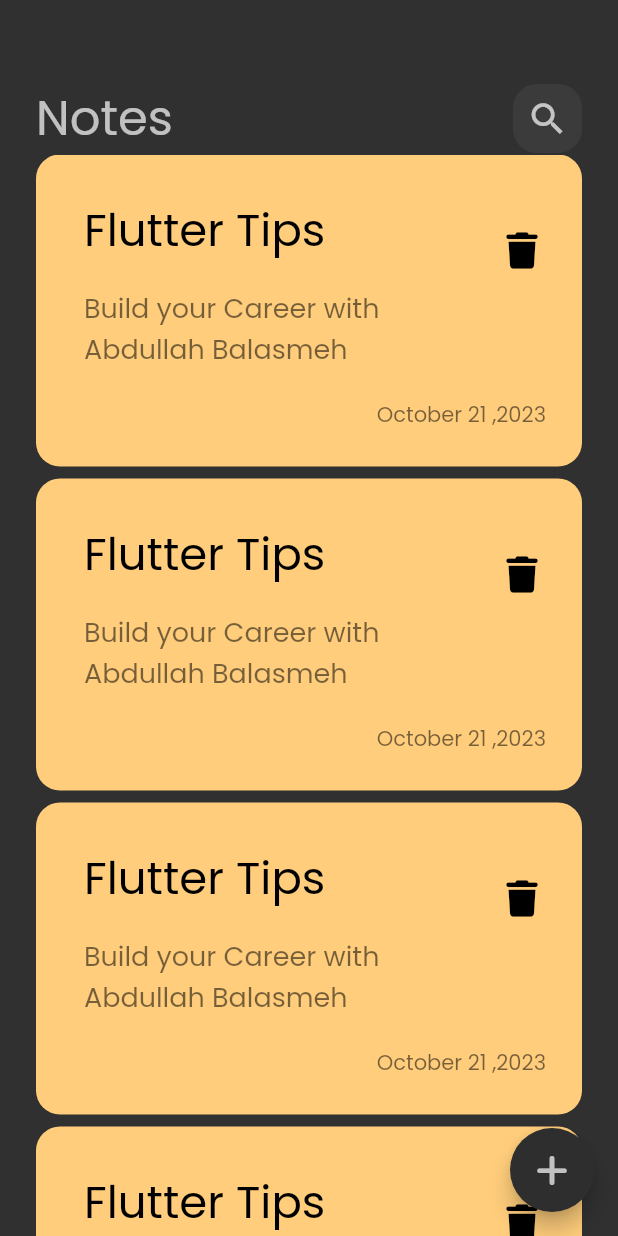
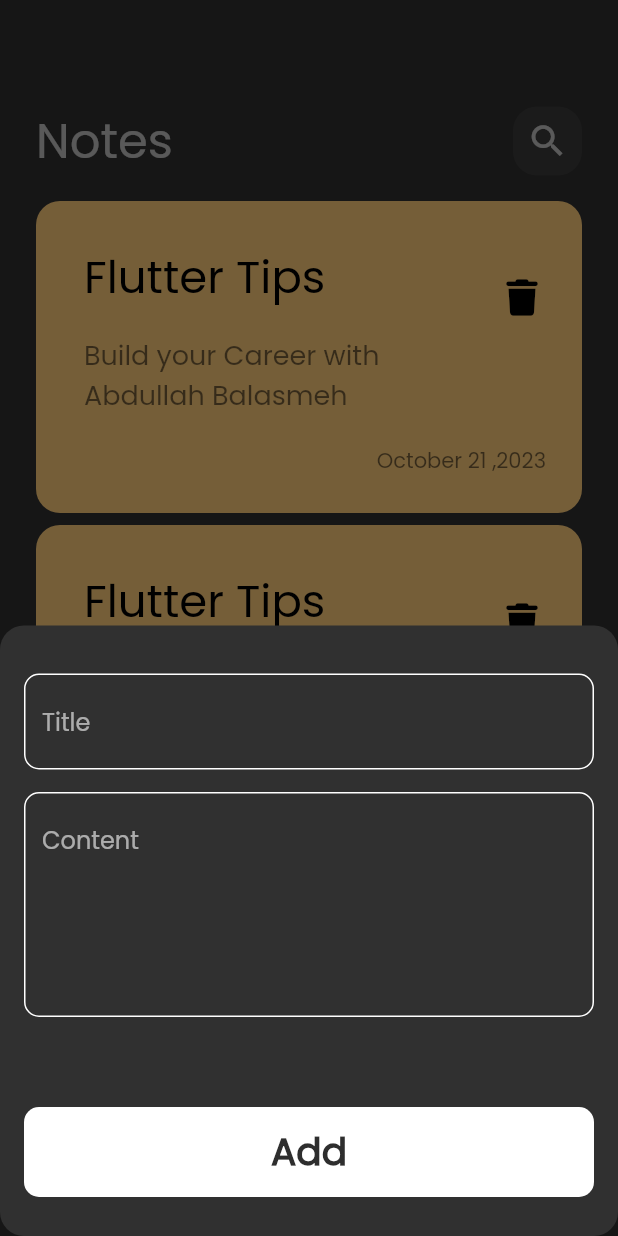
Before and after one commit to Abdullah-Balasmeh/notes_app, a Flutter app: the screen it shows after launch, after a tap on an icon or button, on a phone screen of 412 x 824 dp. Run offline on Flutter 3.47's test engine with Material 2 defaults, Android fonts, the phone set to English and light mode, and no system bars; our stand-ins replace font_awesome_flutter.

Commit message:
create edit note view

```diff
--- /dev/null
+++ b/lib/views/edit_note_view.dart
@@ -0,0 +1,11 @@
+import 'package:flutter/material.dart';
+import 'package:notesapp/widgets/editnotebody.dart';
+
+class EditNoteView extends StatelessWidget {
+  const EditNoteView({super.key});
+
+  @override
+  Widget build(BuildContext context) {
+    return const Scaffold(body: EditNoteViewBody());
+  }
+}
--- a/lib/views/notes_view.dart
+++ b/lib/views/notes_view.dart
@@ -1,5 +1,6 @@
 import 'package:flutter/material.dart';
 import 'package:font_awesome_flutter/font_awesome_flutter.dart';
+import 'package:notesapp/widgets/add_button.dart';
 import 'package:notesapp/widgets/notesview_body.dart';
 
 class NotesViews extends StatelessWidget {
@@ -10,7 +11,16 @@ class NotesViews extends StatelessWidget {
     return Scaffold(
       floatingActionButton: FloatingActionButton(
           backgroundColor: const Color(0xff2E2E2E),
-          onPressed: () {},
+          onPressed: () {
+            showModalBottomSheet(
+              shape: RoundedRectangleBorder(
+                  borderRadius: BorderRadius.circular(16)),
+              context: context,
+              builder: (context) {
+                return const AddButton();
+              },
+            );
+          },
           child: const Icon(
             FontAwesomeIcons.plus,
             color: Colors.white70,
--- /dev/null
+++ b/lib/widgets/add_button.dart
@@ -0,0 +1,42 @@
+import 'package:flutter/material.dart';
+import 'package:notesapp/widgets/custom_add_button.dart';
+import 'package:notesapp/widgets/custom_text_field.dart';
+
+class AddButton extends StatelessWidget {
+  const AddButton({super.key});
+
+  @override
+  Widget build(BuildContext context) {
+    return Padding(
+      padding: const EdgeInsets.symmetric(horizontal: 16),
+      child: SingleChildScrollView(
+        child: Column(
+          children: [
+            const SizedBox(
+              height: 32,
+            ),
+            const CustomTextField(
+              hint: 'Title',
+            ),
+            const SizedBox(
+              height: 15,
+            ),
+            const CustomTextField(
+              hint: 'Content',
+              maxlines: 5,
+            ),
+            const SizedBox(
+              height: 50,
+            ),
+            CustomButton(
+              buttonType: 'Add',
+            ),
+            const SizedBox(
+              height: 16,
+            ),
+          ],
+        ),
+      ),
+    );
+  }
+}
--- /dev/null
+++ b/lib/widgets/custom_add_button.dart
@@ -0,0 +1,32 @@
+import 'package:flutter/material.dart';
+
+// ignore: must_be_immutable
+class CustomButton extends StatelessWidget {
+  CustomButton({super.key, this.onTap, this.buttonType});
+  final String? buttonType;
+  VoidCallback? onTap;
+
+  @override
+  Widget build(BuildContext context) {
+    return GestureDetector(
+      onTap: onTap,
+      child: Container(
+        margin: const EdgeInsets.symmetric(vertical: 10),
+        alignment: Alignment.center,
+        decoration: BoxDecoration(
+          borderRadius: BorderRadius.circular(10),
+          color: Colors.white,
+        ),
+        height: 60,
+        width: double.infinity,
+        child: Text(
+          buttonType!,
+          style: const TextStyle(
+              color: Color(0xff2E2E2E),
+              fontSize: 25,
+              fontWeight: FontWeight.bold),
+        ),
+      ),
+    );
+  }
+}
--- a/lib/widgets/custom_appbar.dart
+++ b/lib/widgets/custom_appbar.dart
@@ -1,22 +1,26 @@
 import 'package:flutter/material.dart';
-import 'package:notesapp/widgets/cutom_search_icon.dart';
+import 'package:notesapp/widgets/cutom_icon.dart';
 
 class CutsomAppBar extends StatelessWidget {
-  const CutsomAppBar({super.key});
+  const CutsomAppBar({super.key, required this.title, required this.icon});
+  final String title;
+  final IconData icon;
 
   @override
   Widget build(BuildContext context) {
-    return const Row(
+    return Row(
       children: [
         Text(
-          'Notes',
-          style: TextStyle(
+          title,
+          style: const TextStyle(
             color: Colors.white70,
             fontSize: 32,
           ),
         ),
-        Spacer(),
-        CustomSearchIcon()
+        const Spacer(),
+        CustomIcon(
+          icon: icon,
+        )
       ],
     );
   }
--- a/lib/widgets/custom_note_item.dart
+++ b/lib/widgets/custom_note_item.dart
@@ -1,12 +1,19 @@
 import 'package:flutter/material.dart';
 import 'package:font_awesome_flutter/font_awesome_flutter.dart';
+import 'package:notesapp/views/edit_note_view.dart';
 
 class NotesItem extends StatelessWidget {
   const NotesItem({super.key});
 
   @override
   Widget build(BuildContext context) {
-    return Padding(
+    return GestureDetector(
+      onTap: () {
+        Navigator.push(context, MaterialPageRoute(builder: (context) {
+          return const EditNoteView();
+        }));
+      },
+      child: Padding(
         padding: const EdgeInsets.only(bottom: 8),
         child: Container(
           padding: const EdgeInsets.only(
@@ -50,6 +57,7 @@ class NotesItem extends StatelessWidget {
             ],
           ),
         ),
+      ),
     );
   }
 }
--- /dev/null
+++ b/lib/widgets/custom_text_field.dart
@@ -0,0 +1,28 @@
+import 'package:flutter/material.dart';
+
+class CustomTextField extends StatelessWidget {
+  const CustomTextField({super.key, required this.hint, this.maxlines = 1});
+  final String hint;
+  final int maxlines;
+
+  @override
+  Widget build(BuildContext context) {
+    return TextField(
+      maxLines: maxlines,
+      cursorColor: Colors.white,
+      decoration: InputDecoration(
+        hintText: hint,
+        border: BuildBorder(),
+        enabledBorder: BuildBorder(),
+        focusedBorder: BuildBorder(),
+      ),
+    );
+  }
+
+  OutlineInputBorder BuildBorder([color]) {
+    return OutlineInputBorder(
+      borderRadius: BorderRadius.circular(10),
+      borderSide: BorderSide(color: color ?? Colors.white),
+    );
+  }
+}
--- a/lib/widgets/cutom_search_icon.dart
+++ b/lib/widgets/cutom_icon.dart
@@ -1,8 +1,8 @@
 import 'package:flutter/material.dart';
 
-class CustomSearchIcon extends StatelessWidget {
-  const CustomSearchIcon({super.key});
-
+class CustomIcon extends StatelessWidget {
+  const CustomIcon({super.key, required this.icon});
+  final IconData icon;
   @override
   Widget build(BuildContext context) {
     return Container(
@@ -11,9 +11,9 @@ class CustomSearchIcon extends StatelessWidget {
       decoration: BoxDecoration(
           color: Colors.white.withOpacity(.05),
           borderRadius: BorderRadius.circular(16)),
-      child: const Center(
+      child: Center(
         child: Icon(
-          Icons.search,
+          icon,
           size: 28,
           color: Colors.white70,
         ),
--- /dev/null
+++ b/lib/widgets/editnotebody.dart
@@ -0,0 +1,24 @@
+import 'package:flutter/material.dart';
+import 'package:notesapp/widgets/custom_appbar.dart';
+
+class EditNoteViewBody extends StatelessWidget {
+  const EditNoteViewBody({super.key});
+
+  @override
+  Widget build(BuildContext context) {
+    return const Padding(
+      padding: EdgeInsets.symmetric(horizontal: 24),
+      child: Column(
+        children: [
+          SizedBox(
+            height: 70,
+          ),
+          CutsomAppBar(
+            title: 'Edit Note',
+            icon: Icons.check,
+          ),
+        ],
+      ),
+    );
+  }
+}
--- a/lib/widgets/notes_list_view.dart
+++ b/lib/widgets/notes_list_view.dart
@@ -6,8 +6,10 @@ class NotesListView extends StatelessWidget {
 
   @override
   Widget build(BuildContext context) {
-    return ListView.builder(itemBuilder: (context, index) {
-      return const NotesItem();
-    });
+    return ListView.builder(
+        padding: EdgeInsets.zero,
+        itemBuilder: (context, index) {
+          return const NotesItem();
+        });
   }
 }
--- a/lib/widgets/notesview_body.dart
+++ b/lib/widgets/notesview_body.dart
@@ -14,10 +14,17 @@ class NotesViewsBody extends StatelessWidget {
       child: Column(
         children: [
           SizedBox(
-            height: 55,
+            height: 70,
           ),
-          CutsomAppBar(),
-          Expanded(child: NotesListView()),
+          CutsomAppBar(
+            title: 'Notes',
+            icon: Icons.search,
+          ),
+          Expanded(
+              child: Padding(
+            padding: EdgeInsets.symmetric(vertical: 16),
+            child: NotesListView(),
+          )),
         ],
       ),
     );
```
Lines whose indentation alone changed are shown as unchanged.
